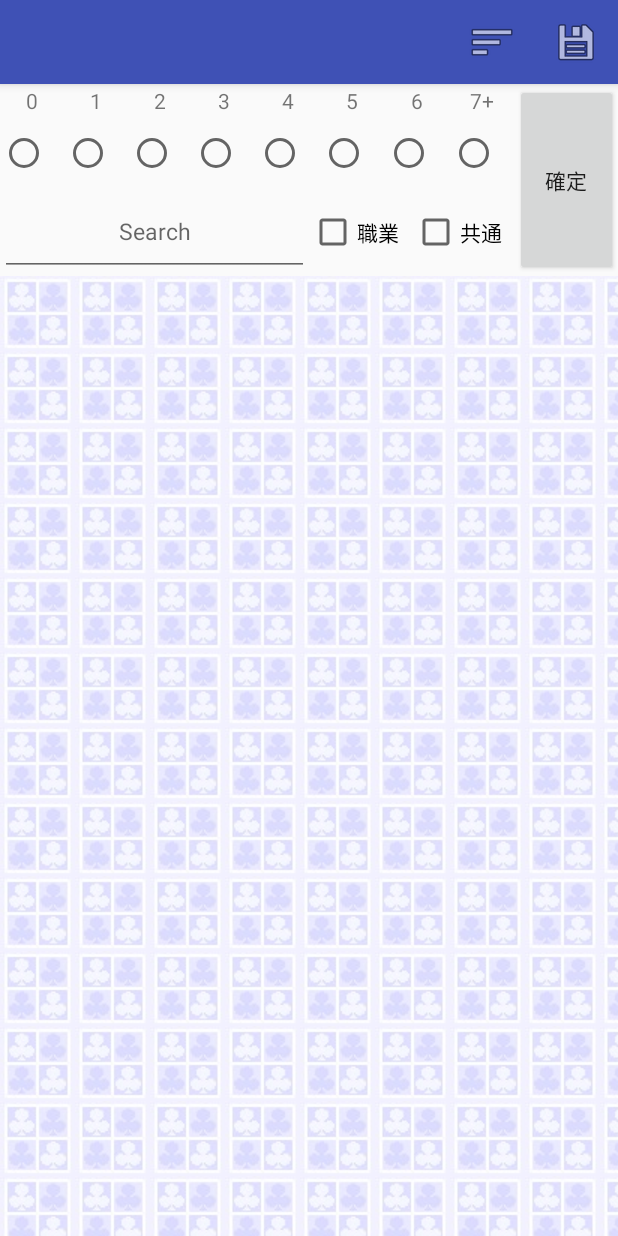
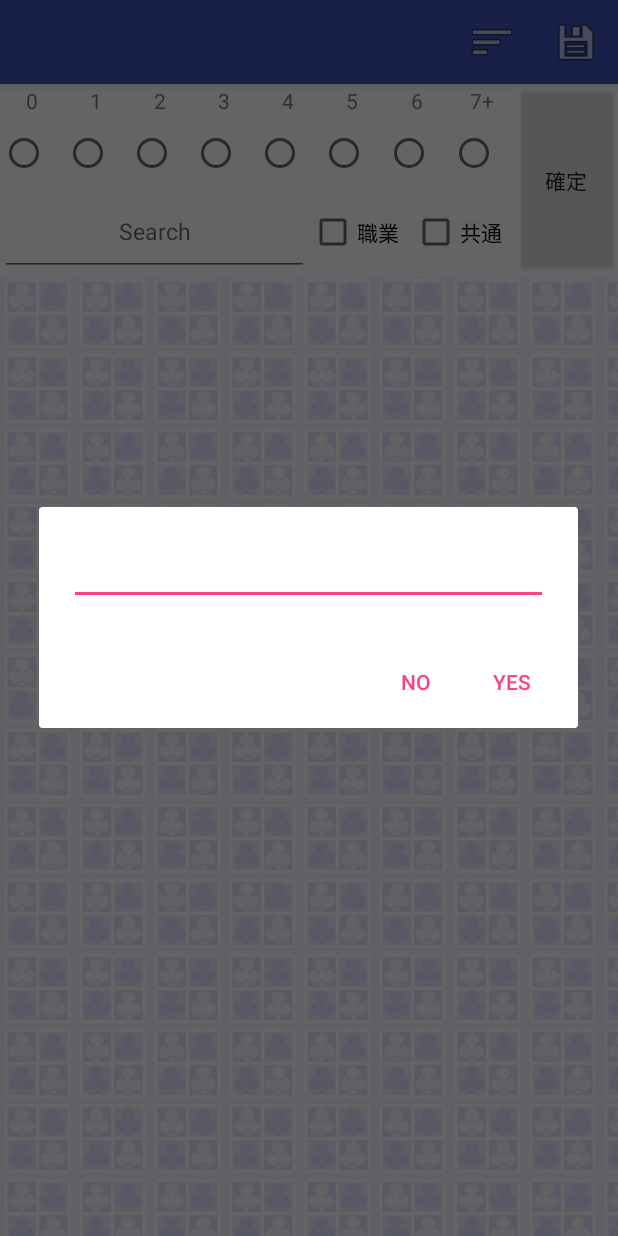
Before and after one commit to mistus/HearthstoneDeckTool, an Android app: the DeckEditActivity screen opened directly, with no data from a screen before it, after a tap on "deckSaveIcon", on a phone screen of 412 x 824 dp. Run offline under Robolectric (Android 15) with nearby library versions, the phone set to English and light mode, and no system bars; 2 statements that could not run were skipped.

Commit message:
'update'

```diff
--- a/app/src/main/java/mistus/hearthstonedecktool/Activity/DeckEditActivity.java
+++ b/app/src/main/java/mistus/hearthstonedecktool/Activity/DeckEditActivity.java
@@ -26,15 +26,20 @@ import mistus.hearthstonedecktool.CardView.Card.CardRecycleViewAdapter;
 import mistus.hearthstonedecktool.Common.Common;
 import mistus.hearthstonedecktool.Database.DeckToolDatabaseHelper;
 import mistus.hearthstonedecktool.FragmentDialog.deck_list_detail_fragment_dialog;
+import mistus.hearthstonedecktool.FragmentDialog.saveCardListFragmentDialog;
 import mistus.hearthstonedecktool.R;
 
 
 public class DeckEditActivity extends AppCompatActivity {
 
     private RecyclerView cardRecyclerView;
+
+
+
     private String deckName;
     private String careerName;
     private int careerNameId;
+
     private String TypeName;
     private HashMap<String, Integer> cardList;
     private ActionBar actionbar;
@@ -45,7 +50,25 @@ public class DeckEditActivity extends AppCompatActivity {
     private CheckBox isCommonCheckbox;
     private Button decideButton;
 
+    public int getCareerNameId() {
+        return careerNameId;
+    }
 
+    public String getTypeName() {
+        return TypeName;
+    }
+
+    public HashMap<String, Integer> getCardList() {
+        return cardList;
+    }
+
+    public String getDeckName() {
+        return deckName;
+    }
+
+    public void setDeckName(String deckName) {
+        this.deckName = deckName;
+    }
     private RecyclerView DeckListDetailRecycler;
     @Override
     protected void onCreate(Bundle savedInstanceState) {
@@ -73,6 +96,7 @@ public class DeckEditActivity extends AppCompatActivity {
                 _open_deck_detail_button_event();
                 return true;
             case R.id.deckSaveIcon:
+                _saveDeckButtonEvent();
                 return true;
             default:
                 return super.onOptionsItemSelected(item);
@@ -235,6 +259,14 @@ public class DeckEditActivity extends AppCompatActivity {
         dialog.show(this.getFragmentManager(), "deck_list_detail_fragment_dialog");
     }
 
+    private void _saveDeckButtonEvent(){
+        DialogFragment dialog = new saveCardListFragmentDialog();
+        Bundle bundle = new Bundle();
+        bundle.putSerializable("cardList",cardList);
+        bundle.putSerializable("deckName",deckName);
+        dialog.setArguments(bundle);
+        dialog.show(this.getFragmentManager(), "saveCardListFragmentDialog");
+    }
 
     public int addCardList(String key){
 
--- a/app/src/main/java/mistus/hearthstonedecktool/Database/DeckToolDatabaseHelper.java
+++ b/app/src/main/java/mistus/hearthstonedecktool/Database/DeckToolDatabaseHelper.java
@@ -18,6 +18,22 @@ public class DeckToolDatabaseHelper extends SQLiteOpenHelper {
             "type TEXT NOT NULL,"+
             "series TEXT);";
 
+    //1   新卡組   30  標準  盜賊
+    private String createTablePlayerDecks ="create table player_decks ("+
+                    "id INTEGER PRIMARY KEY AUTOINCREMENT,"+
+                    "deckName TEXT NOT NULL,"+
+                    "deckType TEXT NOT NULL,"+
+                    "job INTEGER NOT NULL,"+
+                    "amount INTEGER NOT NULL);";
+
+    //1  1  10001 2
+    //2  1  10002 1
+    private String createTablePlayerDeckCardLists = "create table player_deck_card_lists ("+
+                    "id INTEGER PRIMARY KEY AUTOINCREMENT,"+
+                    "deckId INTEGER NOT NULL,"+
+                    "cardId INTEGER NOT NULL,"+
+                    "amount INTEGER NOT NULL);";
+
     public DeckToolDatabaseHelper(Context context) {
         super(context, DB_NAME, null, DB_VERSION);
     }
@@ -25,6 +41,8 @@ public class DeckToolDatabaseHelper extends SQLiteOpenHelper {
     @Override
     public void onCreate(SQLiteDatabase sqLiteDatabase) {
         sqLiteDatabase.execSQL(createTableCard);
+        sqLiteDatabase.execSQL(createTablePlayerDecks);
+        sqLiteDatabase.execSQL(createTablePlayerDeckCardLists);
         insertDefaultDataCardWarrior insertWarrior = new insertDefaultDataCardWarrior(sqLiteDatabase);
         insertWarrior.insertDefaultData();
     }
--- /dev/null
+++ b/app/src/main/java/mistus/hearthstonedecktool/FragmentDialog/saveCardListFragmentDialog.java
@@ -0,0 +1,65 @@
+package mistus.hearthstonedecktool.FragmentDialog;
+
+import android.app.AlertDialog;
+import android.app.Dialog;
+import android.app.DialogFragment;
+import android.content.Context;
+import android.content.DialogInterface;
+import android.content.Intent;
+import android.os.Bundle;
+import android.view.LayoutInflater;
+import android.view.View;
+import android.widget.RadioButton;
+import android.widget.RadioGroup;
+import android.widget.Spinner;
+import android.widget.TextView;
+
+import java.util.HashMap;
+
+import mistus.hearthstonedecktool.Activity.DeckEditActivity;
+import mistus.hearthstonedecktool.Database.savePlayerDeckList;
+import mistus.hearthstonedecktool.R;
+
+public class saveCardListFragmentDialog extends DialogFragment{
+
+    private TextView deckNameTextView;
+
+    private String deckName;
+    private HashMap<String, Integer> cardList;
+
+    @Override
+    public void onCreate(Bundle savedInstanceState) {
+        super.onCreate(savedInstanceState);
+        deckName = (String)getArguments().getSerializable("deckName");
+        cardList = (HashMap)getArguments().getSerializable("cardList");
+    }
+
+    @Override
+    public Dialog onCreateDialog(Bundle savedInstanceState) {
+        AlertDialog.Builder builder = new AlertDialog.Builder(getActivity());
+        LayoutInflater inflater = getActivity().getLayoutInflater();
+        View view  = inflater.inflate(R.layout.dialogview_save_card_list, null);
+
+        deckNameTextView = (TextView) view.findViewById(R.id.deckName);
+        deckNameTextView.setText(deckName);
+
+        builder.setView(view)
+                .setPositiveButton("Yes", new DialogInterface.OnClickListener() {
+                    @Override
+                    public void onClick(DialogInterface dialog, int id) {
+                        //TODO Insert
+                        DeckEditActivity DeckEditActivity = (DeckEditActivity)getActivity();
+                        DeckEditActivity.setDeckName(deckNameTextView.getText().toString());
+                        savePlayerDeckList savePlayerDeckList  = new savePlayerDeckList(DeckEditActivity);
+                        savePlayerDeckList.saveDeck();
+                        getActivity().finish();
+                    }
+                })
+                .setNegativeButton("No", new DialogInterface.OnClickListener() {
+                    public void onClick(DialogInterface dialog, int id) {
+
+                    }
+                });
+        return builder.create();
+    }
+}
--- a/app/src/main/res/layout/cardview_deck.xml
+++ b/app/src/main/res/layout/cardview_deck.xml
@@ -36,6 +36,7 @@
             android:gravity="left|center"
             android:layout_width="0dp"
             android:layout_height="match_parent"
+            android:id="@+id/deckType"
             android:text="Standard"
             android:textSize="18dp"/>
         <TextView
@@ -43,6 +44,7 @@
             android:gravity="left|center"
             android:layout_width="0dp"
             android:layout_height="match_parent"
+            android:id="@+id/deckAmount"
             android:text="30/30"
             android:textSize="18dp"/>
         <ImageView
--- /dev/null
+++ b/app/src/main/res/layout/dialogview_save_card_list.xml
@@ -0,0 +1,15 @@
+<?xml version="1.0" encoding="utf-8"?>
+<LinearLayout xmlns:android="http://schemas.android.com/apk/res/android"
+    android:layout_width="wrap_content"
+    android:layout_height="match_parent"
+    android:padding="20dp"
+    android:orientation="vertical">
+
+    <EditText
+        android:layout_width="match_parent"
+        android:layout_height="0dp"
+        android:layout_weight="1"
+        android:id="@+id/deckName"
+        android:text="新套牌"/>
+
+</LinearLayout>
```
Also changed, not shown: app/src/main/java/mistus/hearthstonedecktool/Activity/DeckListActivity.java (+63 -12 lines), app/src/main/java/mistus/hearthstonedecktool/CardView/Deck/DeckRecyclerViewAdapter.java (+15 -2 lines), app/src/main/java/mistus/hearthstonedecktool/Database/savePlayerDeckList.java (added, +93 -0 lines).
